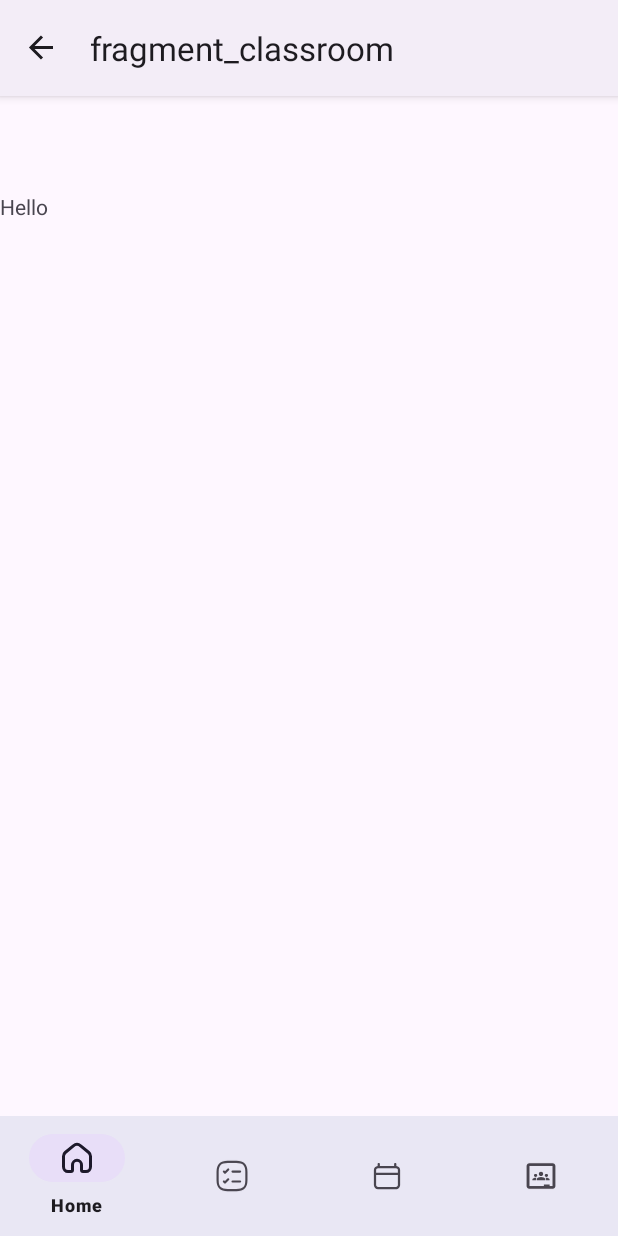
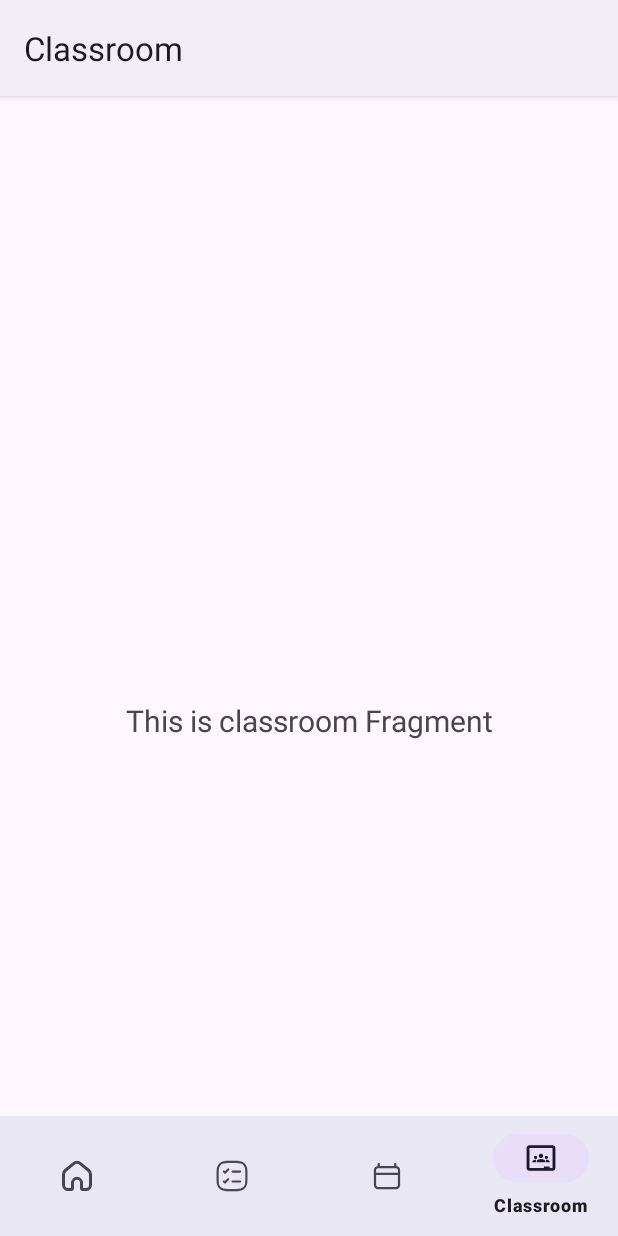
Before and after one commit to eeryyy282/virtual-class-universitas-nurdin-hamzah, an Android app: the ClassroomFragment screen opened through its navigation route, on a phone screen of 412 x 824 dp. Run offline under Robolectric (Android 15) with nearby library versions, the phone set to English and light mode, and no system bars; our stand-ins replace navigation-ui.

Commit message:
feat: Add ClassroomFragment and integrate into navigation
This commit introduces the `ClassroomFragment` and its associated `ClassroomViewModel`.

Key changes include:
- Creating `ClassroomFragment.kt` with basic functionality to display text from `ClassroomViewModel`.
- Creating `ClassroomViewModel.kt` with a `LiveData` string.
- Defining the layout for `ClassroomFragment` in `fragment_classroom.xml`, changing the root layout to `ConstraintLayout` and adding a `TextView`.
- Adding `navigation_classroom` to the `mobile_navigation.xml` graph, linking it to `ClassroomFragment` and setting its label to `@string/title_classroom`.
- Including `navigation_classroom` in the `AppBarConfiguration` within `MainActivity.kt`.
- Removing an unnecessary newline in `themes.xml`.

```diff
--- a/app/src/main/java/com/mjs/virtualclassuniversitasnurdinhamzah/MainActivity.kt
+++ b/app/src/main/java/com/mjs/virtualclassuniversitasnurdinhamzah/MainActivity.kt
@@ -27,7 +27,8 @@ class MainActivity : AppCompatActivity() {
             setOf(
                 R.id.navigation_home,
                 R.id.navigation_task,
-                R.id.navigation_schedule
+                R.id.navigation_schedule,
+                R.id.navigation_classroom
             )
         )
         setupActionBarWithNavController(navController, appBarConfiguration)
--- a/app/src/main/java/com/mjs/virtualclassuniversitasnurdinhamzah/ui/classroom/ClassroomFragment.kt
+++ b/app/src/main/java/com/mjs/virtualclassuniversitasnurdinhamzah/ui/classroom/ClassroomFragment.kt
@@ -4,25 +4,37 @@ import android.os.Bundle
 import android.view.LayoutInflater
 import android.view.View
 import android.view.ViewGroup
+import android.widget.TextView
 import androidx.fragment.app.Fragment
-import com.mjs.virtual_class_universitas_nurdin_hamzah.R
+import androidx.lifecycle.ViewModelProvider
+import com.mjs.virtual_class_universitas_nurdin_hamzah.databinding.FragmentClassroomBinding
 
 class ClassroomFragment : Fragment() {
 
-    companion object {
-    }
+    private var _binding: FragmentClassroomBinding? = null
 
-    override fun onCreate(savedInstanceState: Bundle?) {
-        super.onCreate(savedInstanceState)
-
-        // TODO: Use the ViewModel
-    }
+    private val binding get() = _binding!!
 
     override fun onCreateView(
         inflater: LayoutInflater,
         container: ViewGroup?,
         savedInstanceState: Bundle?
     ): View {
-        return inflater.inflate(R.layout.fragment_classroom, container, false)
+        val classroomViewModel = ViewModelProvider(this)[ClassroomViewModel::class.java]
+
+        _binding = FragmentClassroomBinding.inflate(inflater, container, false)
+        val root: View = binding.root
+
+        val textView: TextView = binding.textClassroom
+
+        classroomViewModel.text.observe(viewLifecycleOwner) {
+            textView.text = it
+        }
+        return root
+    }
+
+    override fun onDestroyView() {
+        super.onDestroyView()
+        _binding = null
     }
 }
--- a/app/src/main/java/com/mjs/virtualclassuniversitasnurdinhamzah/ui/classroom/ClassroomViewModel.kt
+++ b/app/src/main/java/com/mjs/virtualclassuniversitasnurdinhamzah/ui/classroom/ClassroomViewModel.kt
@@ -1,7 +1,12 @@
 package com.mjs.virtualclassuniversitasnurdinhamzah.ui.classroom
 
+import androidx.lifecycle.LiveData
+import androidx.lifecycle.MutableLiveData
 import androidx.lifecycle.ViewModel
 
 class ClassroomViewModel : ViewModel() {
-    // TODO: Implement the ViewModel
+    private val _text = MutableLiveData<String>().apply {
+        value = "This is classroom Fragment"
+    }
+    val text: LiveData<String> = _text
 }
--- a/app/src/main/res/layout/fragment_classroom.xml
+++ b/app/src/main/res/layout/fragment_classroom.xml
@@ -1,13 +1,23 @@
 <?xml version="1.0" encoding="utf-8"?>
-<FrameLayout xmlns:android="http://schemas.android.com/apk/res/android"
+<androidx.constraintlayout.widget.ConstraintLayout xmlns:android="http://schemas.android.com/apk/res/android"
+    xmlns:app="http://schemas.android.com/apk/res-auto"
     xmlns:tools="http://schemas.android.com/tools"
     android:layout_width="match_parent"
     android:layout_height="match_parent"
     tools:context="com.mjs.virtualclassuniversitasnurdinhamzah.ui.classroom.ClassroomFragment">
 
     <TextView
-        android:layout_width="match_parent"
-        android:layout_height="match_parent"
-        android:text="Hello" />
+        android:id="@+id/text_classroom"
+        android:layout_width="wrap_content"
+        android:layout_height="wrap_content"
+        android:layout_marginStart="8dp"
+        android:layout_marginTop="8dp"
+        android:layout_marginEnd="8dp"
+        android:textAlignment="center"
+        android:textSize="20sp"
+        app:layout_constraintBottom_toBottomOf="parent"
+        app:layout_constraintEnd_toEndOf="parent"
+        app:layout_constraintStart_toStartOf="parent"
+        app:layout_constraintTop_toTopOf="parent" />
 
-</FrameLayout>
+</androidx.constraintlayout.widget.ConstraintLayout>
--- a/app/src/main/res/navigation/mobile_navigation.xml
+++ b/app/src/main/res/navigation/mobile_navigation.xml
@@ -24,9 +24,9 @@
         tools:layout="@layout/fragment_schedule" />
 
     <fragment
-        android:id="@+id/classroomFragment"
+        android:id="@+id/navigation_classroom"
         android:name="com.mjs.virtualclassuniversitasnurdinhamzah.ui.classroom.ClassroomFragment"
-        android:label="fragment_classroom"
+        android:label="@string/title_classroom"
         tools:layout="@layout/fragment_classroom" />
 
 
--- a/app/src/main/res/values/themes.xml
+++ b/app/src/main/res/values/themes.xml
@@ -1,4 +1,5 @@
 <resources>
+
     <style name="Theme.VirtualClassUniversitasNurdinHamzah" parent="Theme.Material3.DayNight">
         <item name="colorPrimary">@color/classic_blue</item>
         <item name="colorPrimaryVariant">@color/blue_gray</item>
```
